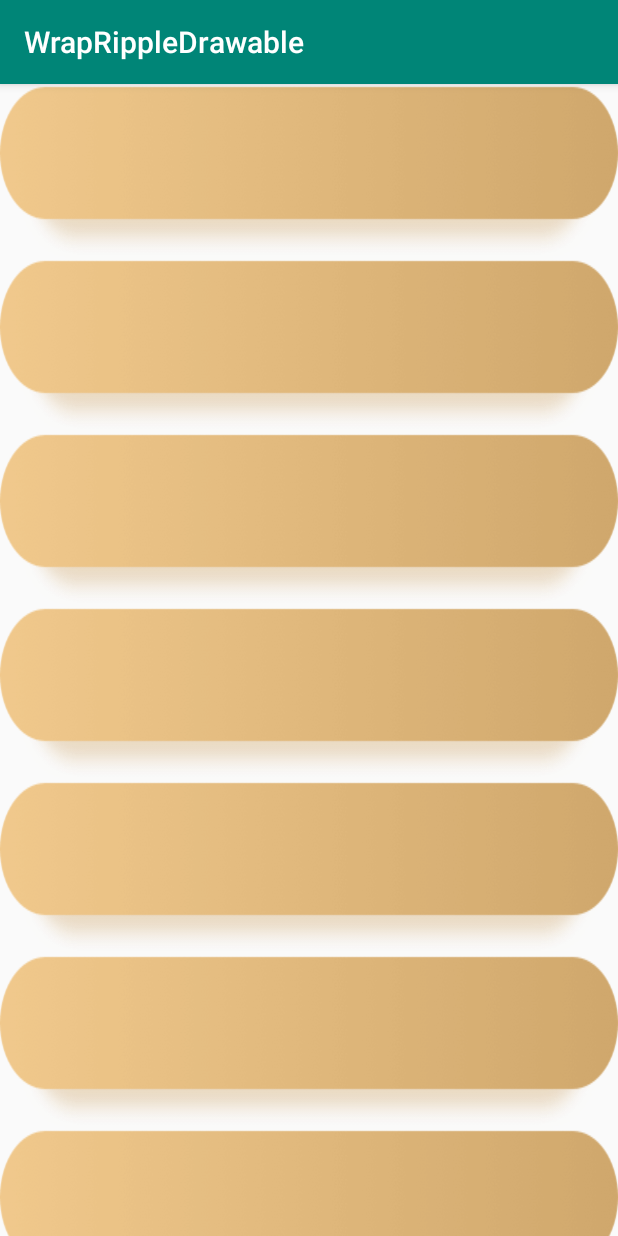
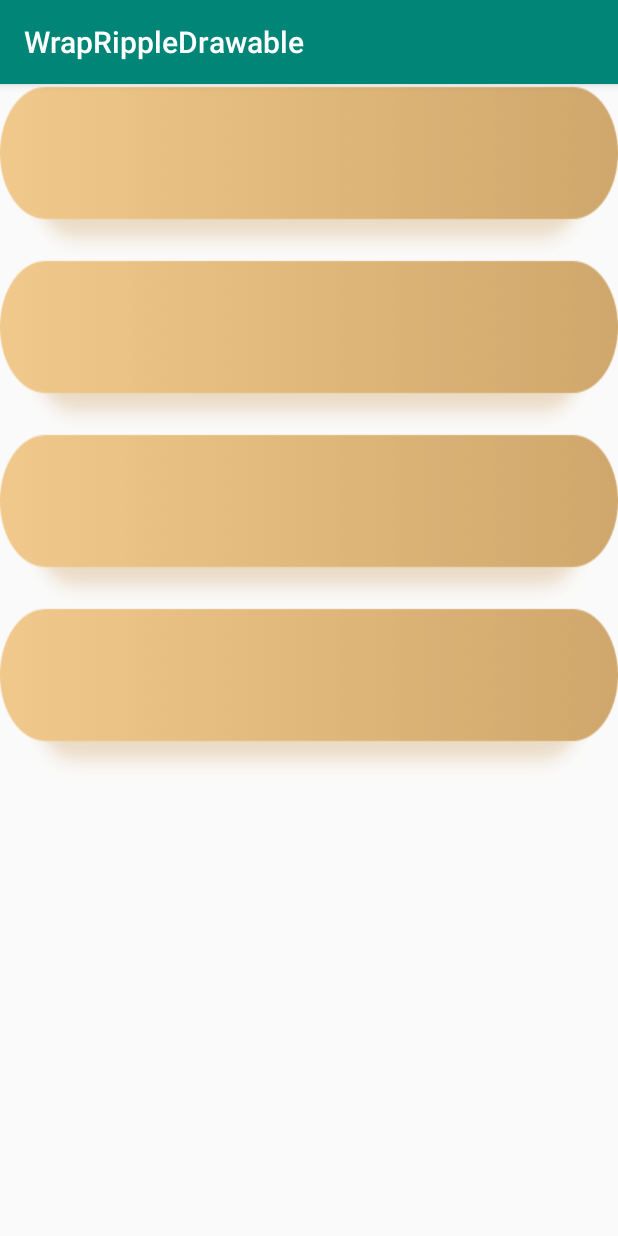
Before and after one commit to genius158/RippleDrawable, an Android app: the screen it shows after launch (MainActivity), on a phone screen of 412 x 824 dp. Run offline under Robolectric (Android 15) with nearby library versions, the phone set to English and light mode, and no system bars.

```diff
--- a/app/src/main/java/com/yan/demo/MainActivity.java
+++ b/app/src/main/java/com/yan/demo/MainActivity.java
@@ -15,11 +15,15 @@ public class MainActivity extends AppCompatActivity {
 
   @Override protected void onCreate(Bundle savedInstanceState) {
     super.onCreate(savedInstanceState);
-    setContentView(R.layout.activity_main2);
-    //Drawable testDrawable = ContextCompat.getDrawable(MainActivity.this, R.drawable.test_icon);
-    //((ImageView) findViewById(R.id.iv_code)).setImageDrawable(
-    //    RippleLayout.getRippleDrawable(testDrawable, testDrawable, RippleLayout.DEFAULT_COLOR));
+    setContentView(R.layout.activity_main3);
+    ImageView ivTest = findViewById(R.id.iv_code);
+    if (ivTest != null) {
+      Drawable testDrawable = ContextCompat.getDrawable(MainActivity.this, R.drawable.test_icon);
+      ((ImageView) findViewById(R.id.iv_code)).setImageDrawable(
+          RippleLayout.getRippleDrawable(testDrawable, testDrawable, RippleLayout.DEFAULT_COLOR));
+    }
     RecyclerView rv = findViewById(R.id.rv);
+    if (rv != null) {
       rv.setLayoutManager(new LinearLayoutManager(this));
       rv.setAdapter(new RecyclerView.Adapter() {
         @NonNull @Override
@@ -39,3 +43,4 @@ public class MainActivity extends AppCompatActivity {
       });
     }
   }
+}
--- a/app/src/main/res/layout/activity_item.xml
+++ b/app/src/main/res/layout/activity_item.xml
@@ -2,10 +2,10 @@
 <com.yan.rippledrawable.RippleLayout
     xmlns:android="http://schemas.android.com/apk/res/android"
     xmlns:app="http://schemas.android.com/apk/res-auto"
-    xmlns:tools="http://schemas.android.com/tools"
     android:layout_width="wrap_content"
     android:layout_height="wrap_content"
     app:rippleColor="#3A000000"
+    app:rippleStyle="borderless"
     >
   <ImageView
       android:layout_width="wrap_content"
--- /dev/null
+++ b/app/src/main/res/layout/activity_main3.xml
@@ -0,0 +1,56 @@
+<?xml version="1.0" encoding="utf-8"?>
+<LinearLayout xmlns:android="http://schemas.android.com/apk/res/android"
+    xmlns:app="http://schemas.android.com/apk/res-auto"
+    android:layout_width="match_parent"
+    android:layout_height="match_parent"
+    android:orientation="vertical"
+    >
+  <com.yan.rippledrawable.RippleLayout
+      android:layout_width="wrap_content"
+      android:layout_height="wrap_content"
+      >
+    <ImageView
+        android:layout_width="wrap_content"
+        android:layout_height="wrap_content"
+        android:background="@drawable/btn_bg_shenhe"
+        android:clickable="true"
+        android:focusable="true"
+        android:text="Hello World!"
+        />
+  </com.yan.rippledrawable.RippleLayout>
+
+  <ImageView
+      android:layout_width="wrap_content"
+      android:layout_height="wrap_content"
+      android:background="@drawable/btn_bg_shenhe"
+      android:clickable="true"
+      android:focusable="true"
+      android:src="?attr/selectableItemBackground"
+      android:text="Hello World!"
+      />
+
+  <com.yan.rippledrawable.RippleLayout
+      android:layout_width="wrap_content"
+      android:layout_height="wrap_content"
+      app:rippleStyle="borderless"
+      >
+    <ImageView
+        android:layout_width="wrap_content"
+        android:layout_height="wrap_content"
+        android:background="@drawable/btn_bg_shenhe"
+        android:clickable="true"
+        android:focusable="true"
+        android:text="Hello World!"
+        />
+  </com.yan.rippledrawable.RippleLayout>
+
+  <ImageView
+      android:layout_width="wrap_content"
+      android:layout_height="wrap_content"
+      android:background="@drawable/btn_bg_shenhe"
+      android:clickable="true"
+      android:focusable="true"
+      android:src="?attr/selectableItemBackgroundBorderless"
+      android:text="Hello World!"
+      />
+</LinearLayout>
--- a/build.gradle
+++ b/build.gradle
@@ -8,7 +8,7 @@ buildscript {
     }
     dependencies {
         classpath 'com.android.tools.build:gradle:3.3.0'
-
+        classpath 'com.novoda:bintray-release:0.9'
         // NOTE: Do not place your application dependencies here; they belong
         // in the individual module build.gradle files
     }
--- a/rippledrawable/build.gradle
+++ b/rippledrawable/build.gradle
@@ -1,5 +1,14 @@
 apply plugin: 'com.android.library'
+apply plugin: 'com.novoda.bintray-release'
 
+publish {
+  userOrg = 'yan157'
+  groupId = 'com.yan'
+  artifactId = 'rippledrawable'
+  publishVersion = '1.0.0'
+  desc = ""
+  website = 'https://github.com/genius158/RippleDrawable'
+}
 android {
   compileSdkVersion 28
 
--- a/rippledrawable/src/main/java/com/yan/rippledrawable/RippleDrawableWrap.java
+++ b/rippledrawable/src/main/java/com/yan/rippledrawable/RippleDrawableWrap.java
@@ -181,6 +181,7 @@ class RippleDrawableWrap extends Drawable implements Drawable.Callback {
           invalidateSelf();
         }
       });
+      rippleAnim.setInterpolator(new DecelerateInterpolator(0.8F));
       rippleAnim.start();
     }
 
```
Also changed, not shown: 1 other file. Lines whose indentation alone changed are shown as unchanged.
